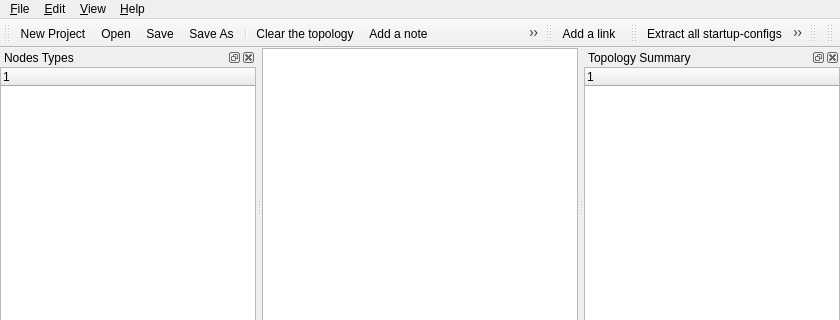
Qt form src/GNS3/Ui/Form_MainWindow.ui (GNS3/gns3-legacy) before a commit; both pictures show x 0 to 840 and y 0 to 320 of the 840 by 600 pixel window.
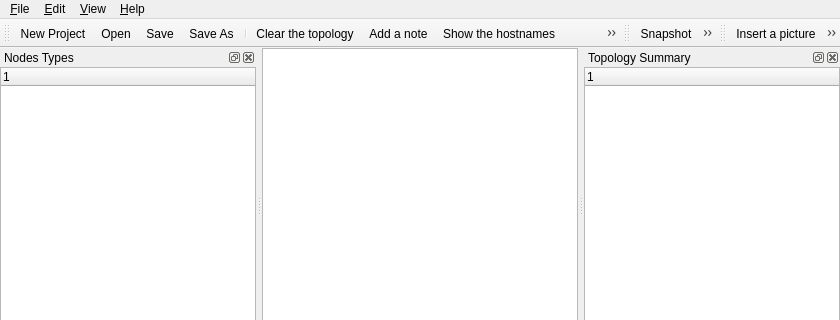
The same form after that commit. Icons and pictures are not drawn. Custom widgets are drawn as their Qt base class.

Commit message: [*] Snapshot feature

Patch:
```diff
--- a/src/GNS3/Ui/Form_MainWindow.ui
+++ b/src/GNS3/Ui/Form_MainWindow.ui
@@ -136,9 +136,7 @@
    <addaction name="action_AddNote" />
    <addaction name="action_ShowHostnames" />
    <addaction name="action_ShowinterfaceNames" />
-   <addaction name="action_InsertImage" />
-   <addaction name="action_DrawRectangle" />
-   <addaction name="action_DrawEllipse" />
+   <addaction name="action_Add_link" />
   </widget>
   <widget class="QDockWidget" name="dockWidget_NodeTypes" >
    <property name="allowedAreas" >
@@ -194,18 +192,6 @@
     </layout>
    </widget>
   </widget>
-  <widget class="QToolBar" name="toolBar_Design" >
-   <property name="windowTitle" >
-    <string>Design</string>
-   </property>
-   <attribute name="toolBarArea" >
-    <enum>TopToolBarArea</enum>
-   </attribute>
-   <attribute name="toolBarBreak" >
-    <bool>false</bool>
-   </attribute>
-   <addaction name="action_Add_link" />
-  </widget>
   <widget class="QToolBar" name="toolBar_Emulation" >
    <property name="windowTitle" >
     <string>Simulation</string>
@@ -219,6 +205,7 @@
    <attribute name="toolBarBreak" >
     <bool>false</bool>
    </attribute>
+   <addaction name="action_Snapshot" />
    <addaction name="action_Extract_config" />
    <addaction name="action_TelnetAll" />
    <addaction name="action_StartAll" />
@@ -341,17 +328,9 @@
    <attribute name="toolBarBreak" >
     <bool>false</bool>
    </attribute>
-  </widget>
-  <widget class="QToolBar" name="toolBar_2" >
-   <property name="windowTitle" >
-    <string>toolBar_2</string>
-   </property>
-   <attribute name="toolBarArea" >
-    <enum>TopToolBarArea</enum>
-   </attribute>
-   <attribute name="toolBarBreak" >
-    <bool>false</bool>
-   </attribute>
+   <addaction name="action_InsertImage" />
+   <addaction name="action_DrawRectangle" />
+   <addaction name="action_DrawEllipse" />
   </widget>
   <action name="action_About" >
    <property name="text" >
@@ -714,6 +693,14 @@
     <string>Show interface names</string>
    </property>
   </action>
+  <action name="action_Snapshot" >
+   <property name="icon" >
+    <iconset resource="../../../../gns3-artwork/svg_resources.qrc" >:/icons/snapshot.svg</iconset>
+   </property>
+   <property name="text" >
+    <string>Snapshot</string>
+   </property>
+  </action>
  </widget>
  <customwidgets>
   <customwidget>
```
Left out of the diff: 6 changed lines with no effect on the pictures. The commit also changes 26 other files.
